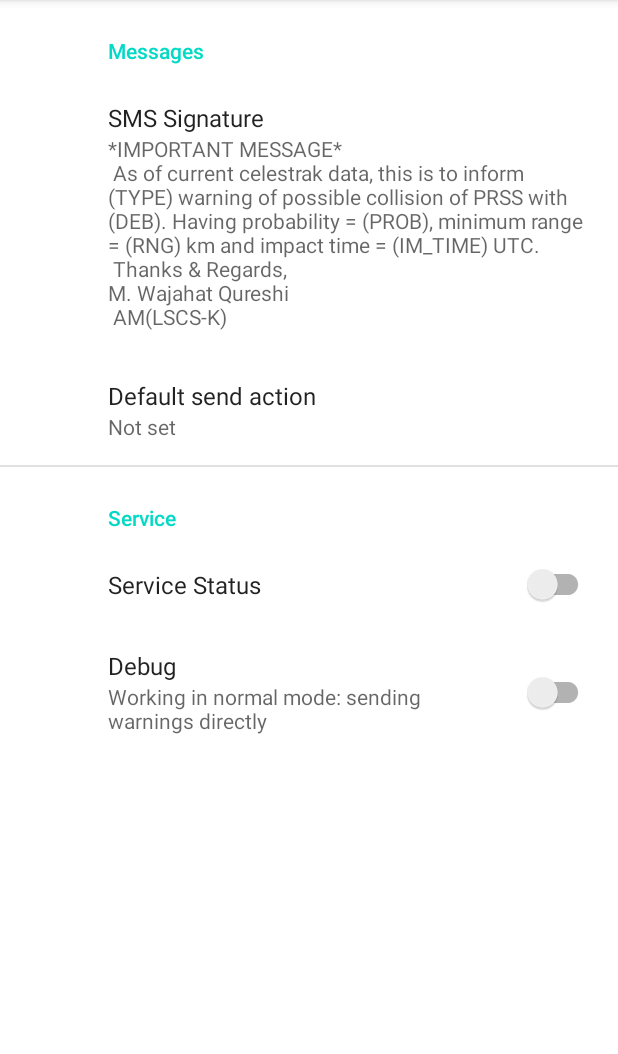
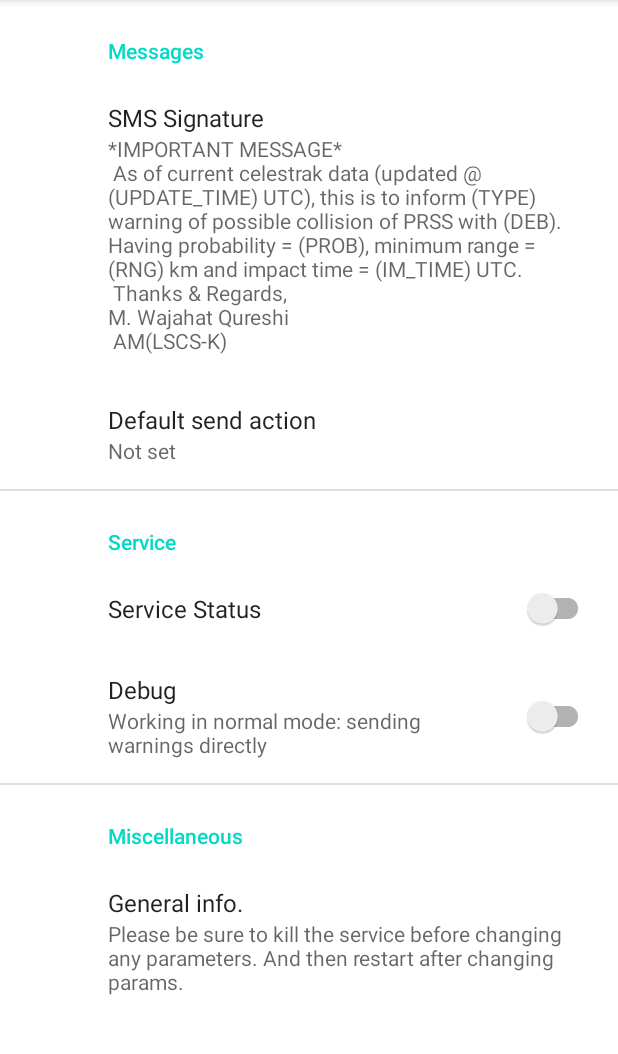
Before and after one commit to 10ve-ops/collavoid, an Android app: the screen it shows after launch (SettingsActivity), on a phone screen of 412 x 824 dp, the part 84-1138 px from its top. Run offline under Robolectric (Android 15) with nearby library versions, the phone set to English and light mode, and no system bars; our stand-ins replace androidx.preference; 2 statements that could not run were skipped.

Commit message:
added general info. pref

```diff
--- a/app/src/main/java/com/example/celesnotifier/FetcherService.java
+++ b/app/src/main/java/com/example/celesnotifier/FetcherService.java
@@ -53,7 +53,7 @@ public class FetcherService extends Service {
     private static long delay_bw_queries = TimeUnit.MINUTES.toMillis(10),
     delay_bw_long_queries = TimeUnit.MINUTES.toMillis(30);
     public static final float yello_warn_thresh = 3.0e-5f, red_warn_thresh = 1.0e-4f, yellow_min_range = 2.0f, red_min_range = 0.5f;
-    public static String msg = "*IMPORTANT MESSAGE*\n As of current celestrak data, this is to inform " +
+    public static String msg = "*IMPORTANT MESSAGE*\n As of current celestrak data (updated @ (UPDATE_TIME) UTC), this is to inform " +
             "(TYPE) warning of possible collision of PRSS with (DEB). Having probability = (PROB)" +
             ", minimum range = (RNG) km and impact time = (IM_TIME) UTC. \n Thanks & Regards, \n" +
             "M. Wajahat Qureshi\n AM(LSCS-K)";
@@ -252,6 +252,7 @@ public class FetcherService extends Service {
                                     String.valueOf(hm.get(getString(R.string.fetched_max_prob_k))))
                             .replace("(RNG)",
                                     String.valueOf(hm.get(getString(R.string.fetched_min_range_k))))
+                            .replace("(UPDATE_TIME)", updateTime)
                             .replace("(IM_TIME)",
                                     String.valueOf(hm.get(getString(R.string.fetched_min_range_time_k))));
 
--- a/app/src/main/res/xml/root_preferences.xml
+++ b/app/src/main/res/xml/root_preferences.xml
@@ -34,4 +34,16 @@
 
     </PreferenceCategory>
 
+    <PreferenceCategory app:title="Miscellaneous">
+
+        <Preference
+            app:key="pref_static_field_key"
+            app:selectable="false"
+            app:persistent="false"
+            app:title="General info."
+            app:summary="Please be sure to kill the service before changing any parameters.
+And then restart after changing params."/>
+
+    </PreferenceCategory>
+
 </PreferenceScreen>
```
